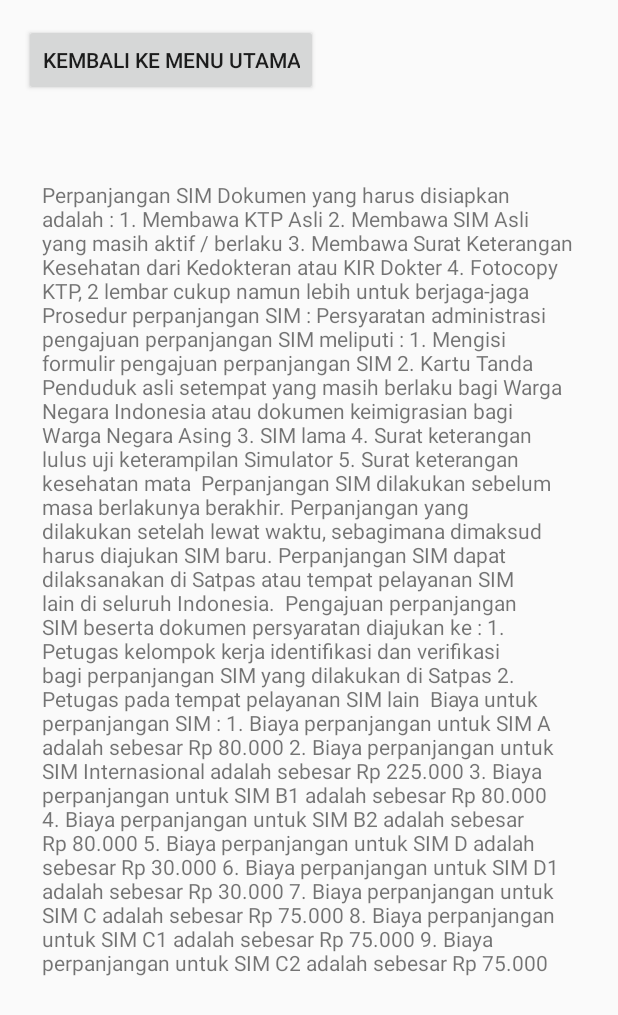
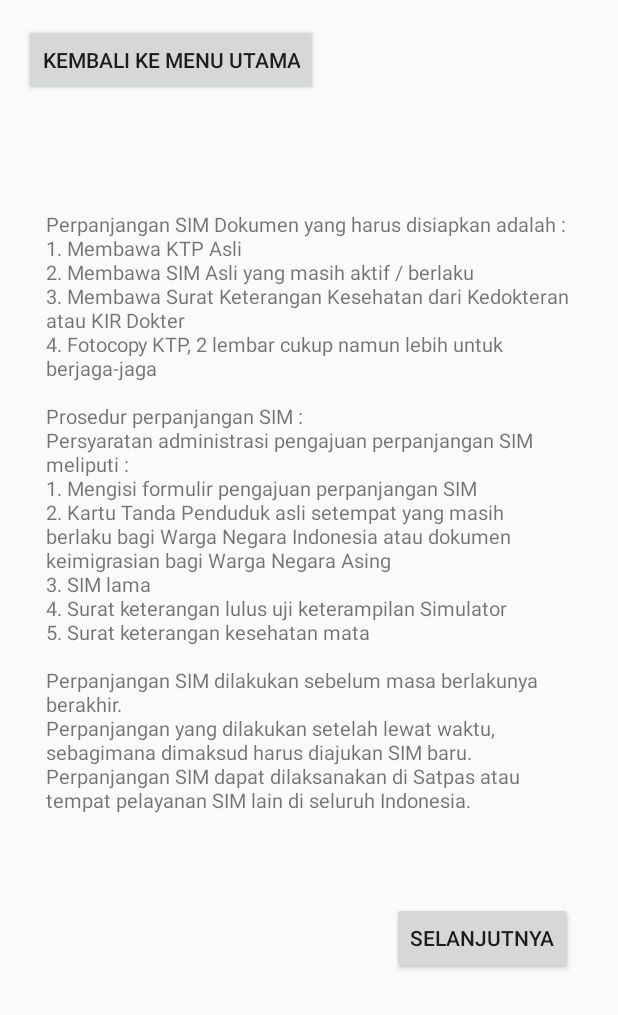
Before and after one commit to KadhReyA/PerSINKv1, an Android app: the layout layout1.xml on its own in the app's theme, with its tools: preview values and no code run, on a phone screen of 412 x 824 dp. Shown: the top 1015 px of the screen. Run offline under Robolectric (Android 15) with nearby library versions, the phone set to English and light mode, and no system bars.

Commit message:
Sudah dirapikan panduan perpanjang SIM dan STNK

```diff
--- a/app/src/main/res/layout/layout1.xml
+++ b/app/src/main/res/layout/layout1.xml
@@ -8,50 +8,27 @@
         tools:context=".MainActivity">
 
     <TextView
-            android:text="Perpanjangan SIM
-Dokumen yang harus disiapkan adalah :
-1. Membawa KTP Asli
-2. Membawa SIM Asli yang masih aktif / berlaku
-3. Membawa Surat Keterangan Kesehatan dari Kedokteran atau KIR Dokter
-4. Fotocopy KTP, 2 lembar cukup namun lebih untuk berjaga-jaga
-
-Prosedur perpanjangan SIM :
-Persyaratan administrasi pengajuan perpanjangan SIM meliputi :
-1. Mengisi formulir pengajuan perpanjangan SIM
-2. Kartu Tanda Penduduk asli setempat yang masih berlaku bagi Warga Negara Indonesia atau dokumen keimigrasian bagi Warga Negara Asing
-3. SIM lama
-4. Surat keterangan lulus uji keterampilan Simulator
-5. Surat keterangan kesehatan mata
-
-Perpanjangan SIM dilakukan sebelum masa berlakunya berakhir.
-Perpanjangan yang dilakukan setelah lewat waktu, sebagimana dimaksud harus diajukan SIM baru.
-Perpanjangan SIM dapat dilaksanakan di Satpas atau tempat pelayanan SIM lain di seluruh Indonesia.
-
-Pengajuan perpanjangan SIM beserta dokumen persyaratan diajukan ke :
-1. Petugas kelompok kerja identifikasi dan verifikasi bagi perpanjangan SIM yang dilakukan di Satpas
-2. Petugas pada tempat pelayanan SIM lain
-
-Biaya untuk perpanjangan SIM :
-1. Biaya perpanjangan untuk SIM A adalah sebesar Rp 80.000
-2. Biaya perpanjangan untuk SIM Internasional adalah sebesar Rp 225.000
-3. Biaya perpanjangan untuk SIM B1 adalah sebesar Rp 80.000
-4. Biaya perpanjangan untuk SIM B2 adalah sebesar Rp 80.000
-5. Biaya perpanjangan untuk SIM D adalah sebesar Rp 30.000
-6. Biaya perpanjangan untuk SIM D1 adalah sebesar Rp 30.000
-7. Biaya perpanjangan untuk SIM C adalah sebesar Rp 75.000
-8. Biaya perpanjangan untuk SIM C1 adalah sebesar Rp 75.000
-9. Biaya perpanjangan untuk SIM C2 adalah sebesar Rp 75.000"
-            android:layout_width="354dp"
-            android:layout_height="582dp"
-            android:id="@+id/textView" android:layout_marginTop="120dp"
+            android:text="@string/panduan1"
+            android:layout_width="351dp"
+            android:layout_height="445dp"
+            android:id="@+id/textView" android:layout_marginTop="140dp"
             app:layout_constraintTop_toTopOf="parent" app:layout_constraintStart_toStartOf="parent"
-            android:layout_marginLeft="28dp" android:layout_marginStart="28dp"/>
+            android:layout_marginLeft="24dp" android:layout_marginStart="24dp" app:layout_constraintEnd_toEndOf="parent"
+            android:layout_marginEnd="24dp" android:layout_marginRight="24dp" android:textSize="13sp"/>
     <Button
-            android:text="Kembali ke menu utama"
+            android:text="@string/kembali"
             android:layout_width="wrap_content"
             android:layout_height="wrap_content"
             android:id="@+id/buttonBM" app:layout_constraintStart_toStartOf="parent" android:layout_marginLeft="16dp"
             android:layout_marginStart="16dp" android:layout_marginTop="16dp"
             app:layout_constraintTop_toTopOf="parent"/>
+    <Button
+            android:text="@string/selanjutnya"
+            android:layout_width="wrap_content"
+            android:layout_height="wrap_content"
+            android:id="@+id/buttonSL"
+            android:layout_marginTop="16dp" app:layout_constraintTop_toBottomOf="@+id/textView"
+            app:layout_constraintEnd_toEndOf="parent" android:layout_marginEnd="30dp"
+            android:layout_marginRight="30dp"/>
 
 </android.support.constraint.ConstraintLayout>
--- a/app/src/main/res/values/strings.xml
+++ b/app/src/main/res/values/strings.xml
@@ -1,3 +1,18 @@
 <resources>
     <string name="app_name">PerSINK</string>
+    <string name="panduan1">Perpanjangan SIM Dokumen yang harus disiapkan adalah : \n1. Membawa KTP Asli\n2. Membawa SIM Asli yang masih aktif / berlaku\n3. Membawa Surat Keterangan Kesehatan dari Kedokteran atau KIR Dokter\n4. Fotocopy KTP, 2 lembar cukup namun lebih untuk berjaga-jaga\n\nProsedur perpanjangan SIM :\nPersyaratan administrasi pengajuan perpanjangan SIM meliputi : \n1. Mengisi formulir pengajuan perpanjangan SIM \n2. Kartu Tanda Penduduk asli setempat yang masih berlaku bagi Warga Negara Indonesia atau dokumen keimigrasian bagi Warga Negara Asing \n3. SIM lama \n4. Surat keterangan lulus uji keterampilan Simulator\n5. Surat keterangan kesehatan mata\n\nPerpanjangan SIM dilakukan sebelum masa berlakunya berakhir.\nPerpanjangan yang dilakukan setelah lewat waktu, sebagimana dimaksud harus diajukan SIM baru.
+        \nPerpanjangan SIM dapat dilaksanakan di Satpas atau tempat pelayanan SIM lain di seluruh Indonesia.</string>
+    <string name="panduan2">Pengajuan perpanjangan SIM beserta dokumen persyaratan diajukan ke :\n1. Petugas kelompok kerja identifikasi dan verifikasi bagi perpanjangan SIM yang dilakukan di Satpas\n2. Petugas pada tempat pelayanan SIM lain
+        \nBiaya untuk perpanjangan SIM :\n1. Biaya perpanjangan untuk SIM A adalah sebesar Rp 80.000
+        \n2. Biaya perpanjangan untuk SIM Internasional adalah sebesar Rp 225.000
+        \n3. Biaya perpanjangan untuk SIM B1 adalah sebesar Rp 80.000
+        \n4. Biaya perpanjangan untuk SIM B2 adalah sebesar Rp 80.000
+        \n5. Biaya perpanjangan untuk SIM D adalah sebesar Rp 30.000
+        \n6. Biaya perpanjangan untuk SIM D1 adalah sebesar Rp 30.000
+        \n7. Biaya perpanjangan untuk SIM C adalah sebesar Rp 75.000
+        \n8. Biaya perpanjangan untuk SIM C1 adalah sebesar Rp 75.000
+        \n9. Biaya perpanjangan untuk SIM C2 adalah sebesar Rp 75.000</string>
+    <string name="kembali">Kembali ke menu utama</string>
+    <string name="selanjutnya">Selanjutnya</string>
+
 </resources>
```
Also changed, not shown: app/src/main/res/layout/activity_main.xml (+5 -4 lines), app/src/main/res/layout/layout2.xml (+5 -5 lines).
